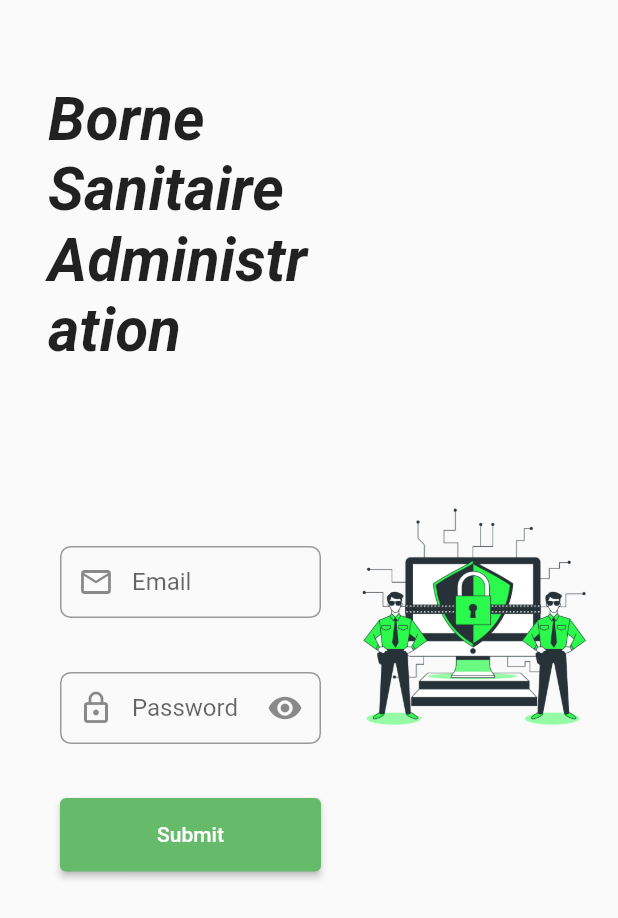
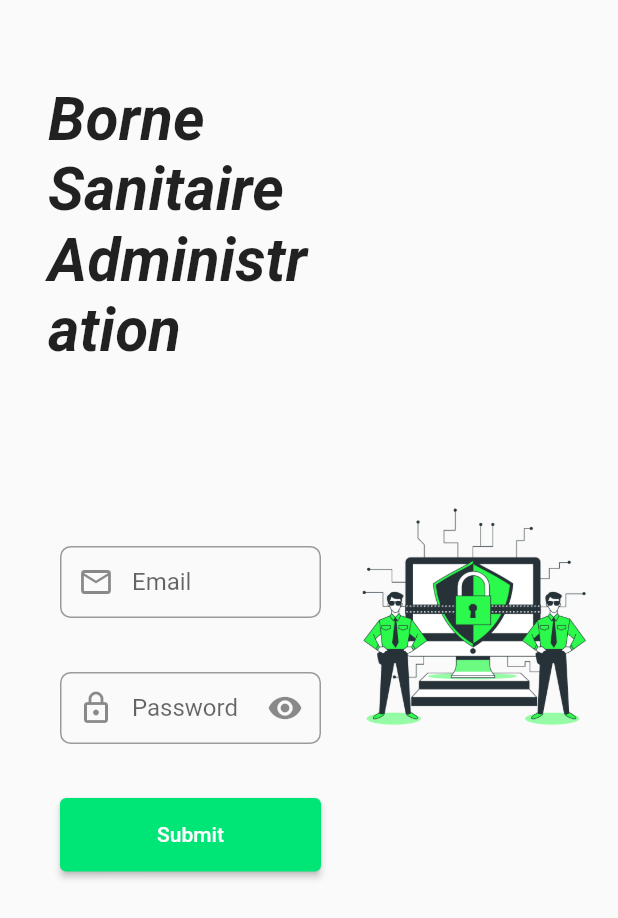
Before and after one commit to werhani-houssemeddine/borne-sanitaire-administration, a Flutter app: the screen it shows after launch, on a phone screen of 412 x 824 dp. Shown: the top 918 px of the screen. Run offline on Flutter 3.47's test engine with Material 2 defaults, Android fonts, the phone set to English and light mode, and no system bars.

Commit message:
change button background color

```diff
--- a/lib/widgets/authentication/Login/widgets/button.widget.dart
+++ b/lib/widgets/authentication/Login/widgets/button.widget.dart
@@ -34,7 +34,7 @@ Widget makeSubmitButtonWidget(
       },
       style: ElevatedButton.styleFrom(
           minimumSize: const Size.fromHeight(50),
-          backgroundColor: Colors.green.shade400),
+          backgroundColor: Colors.greenAccent.shade400),
       child: const Text('Submit'),
     ),
   );
```
